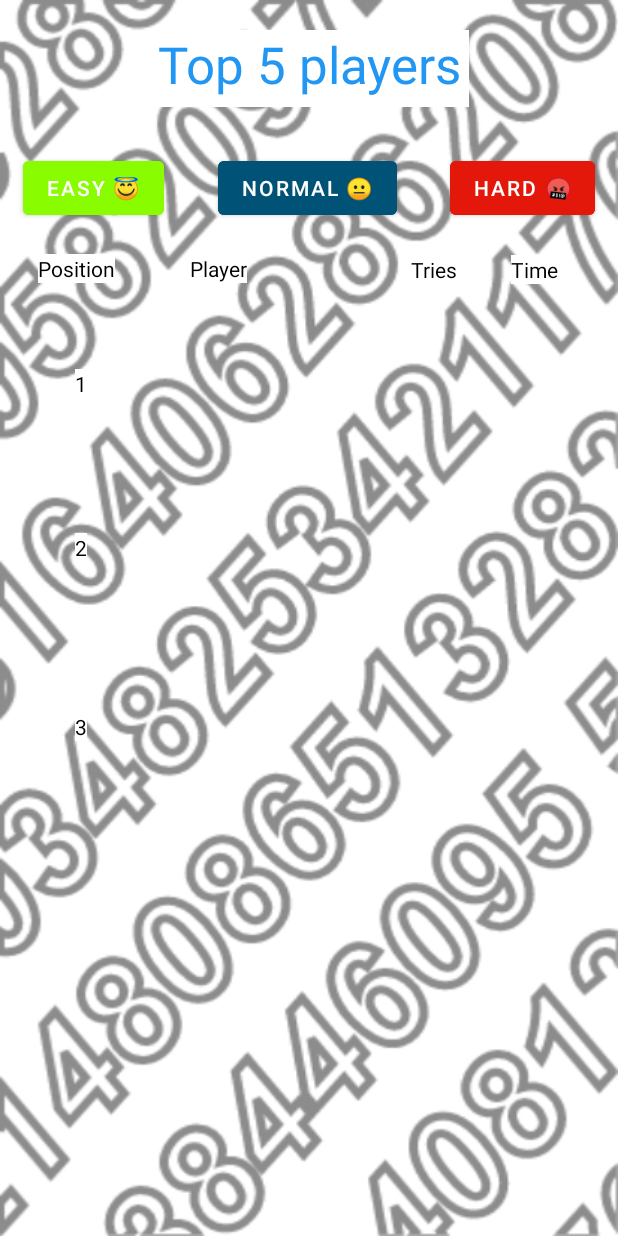
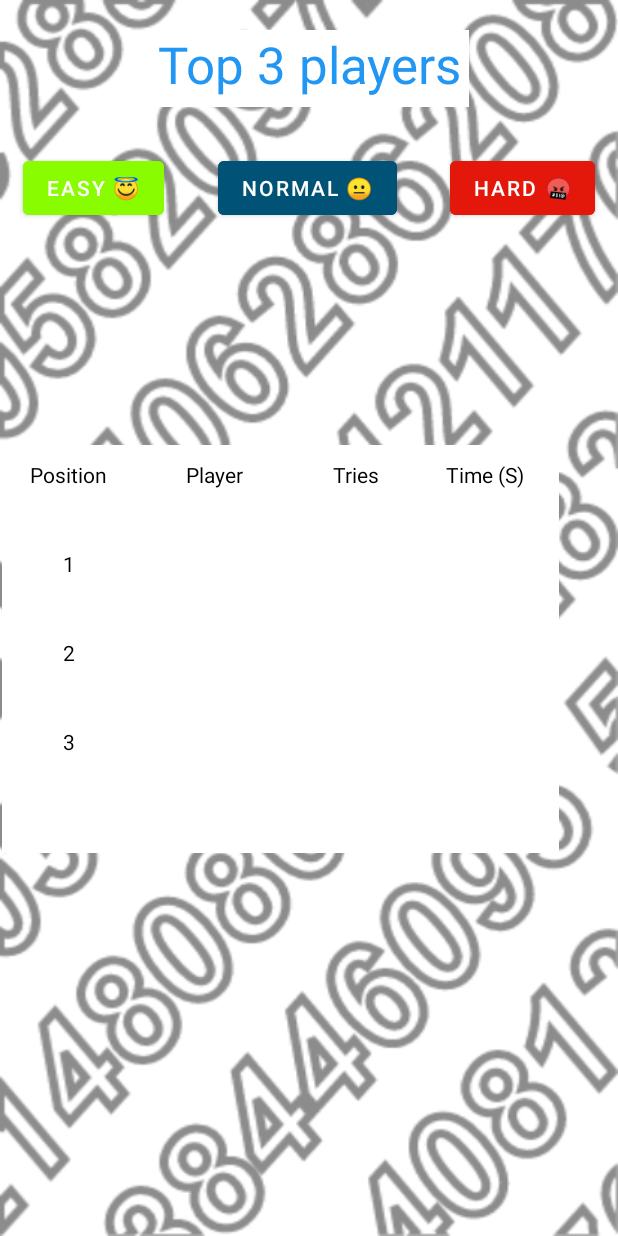
Before and after one commit to MereacreEugen01/Guess_My_Number, an Android app: the Score_Activity screen opened directly, with no data from a screen before it, on a phone screen of 412 x 824 dp. Run offline under Robolectric (Android 15) with nearby library versions, the phone set to English and light mode, and no system bars.

Commit message:
modifica scoreboard

```diff
--- a/app/src/main/java/com/example/guess_my_number/Game_Activity.java
+++ b/app/src/main/java/com/example/guess_my_number/Game_Activity.java
@@ -263,7 +263,8 @@ public class Game_Activity extends AppCompatActivity {
         if(rifGuessView.getText().toString().contains("Nothing") |
                 rifGuessView.getText().toString().contains("Higher") |
                 rifGuessView.getText().toString().contains("Lower") |
-                rifGuessView.getText().toString().contains("Guessed")){
+                rifGuessView.getText().toString().contains("Guessed") |
+                rifGuessView.getText().toString().isEmpty()){
         }else {
             rifGuessView.setText(rifGuessView.getText().toString().substring(0, rifGuessView.getText().toString().length()-1));
            // System.out.println("good: " + rifGuessView.getText().toString());
--- a/app/src/main/res/layout/activity_game.xml
+++ b/app/src/main/res/layout/activity_game.xml
@@ -133,7 +133,7 @@
         android:layout_width="90dp"
         android:layout_height="90dp"
         android:layout_marginTop="13dp"
-        android:layout_marginEnd="28dp"
+        android:layout_marginEnd="30dp"
         android:backgroundTint="#005377"
         android:onClick="onClickDelete"
         android:text="⌫"
--- a/app/src/main/res/layout/activity_score.xml
+++ b/app/src/main/res/layout/activity_score.xml
@@ -8,111 +8,145 @@
     tools:context=".Score_Activity">
 
     <TextView
+        android:id="@+id/textView3"
+        android:layout_width="371dp"
+        android:layout_height="272dp"
+        android:layout_marginStart="1dp"
+        android:layout_marginTop="10dp"
+        android:layout_marginEnd="10dp"
+        android:background="#FFFFFF"
+        android:textColor="#000000"
+        app:layout_constraintBottom_toBottomOf="parent"
+        app:layout_constraintEnd_toEndOf="parent"
+        app:layout_constraintHorizontal_bias="0.0"
+        app:layout_constraintStart_toStartOf="parent"
+        app:layout_constraintTop_toBottomOf="@+id/normalScoreButton"
+        app:layout_constraintVertical_bias="0.35000002" />
+
+    <TextView
         android:id="@+id/top2time"
         android:layout_width="wrap_content"
         android:layout_height="wrap_content"
-        android:layout_marginTop="90dp"
-        android:layout_marginEnd="20dp"
+        android:layout_marginStart="10dp"
+        android:layout_marginTop="40dp"
+        android:layout_marginEnd="15dp"
         android:background="#FFFFFF"
         android:text="TextView"
         android:textColor="#000000"
-        app:layout_constraintEnd_toEndOf="parent"
+        app:layout_constraintEnd_toEndOf="@+id/textView3"
+        app:layout_constraintStart_toStartOf="@+id/guideline7"
         app:layout_constraintTop_toBottomOf="@+id/top1time" />
 
     <TextView
         android:id="@+id/top3time"
         android:layout_width="wrap_content"
         android:layout_height="wrap_content"
-        android:layout_marginTop="100dp"
-        android:layout_marginEnd="20dp"
+        android:layout_marginStart="10dp"
+        android:layout_marginTop="40dp"
+        android:layout_marginEnd="15dp"
         android:background="#FFFFFF"
         android:text="TextView"
         android:textColor="#000000"
-        app:layout_constraintEnd_toEndOf="parent"
+        app:layout_constraintEnd_toEndOf="@+id/textView3"
+        app:layout_constraintStart_toStartOf="@+id/guideline7"
         app:layout_constraintTop_toBottomOf="@+id/top2time" />
 
     <TextView
         android:id="@+id/top1time"
         android:layout_width="wrap_content"
         android:layout_height="wrap_content"
-        android:layout_marginTop="57dp"
-        android:layout_marginEnd="35dp"
+        android:layout_marginStart="10dp"
+        android:layout_marginTop="40dp"
+        android:layout_marginEnd="15dp"
         android:background="#FFFFFF"
         android:text="Cisao"
         android:textColor="#000000"
-        app:layout_constraintEnd_toEndOf="parent"
+        app:layout_constraintEnd_toEndOf="@+id/textView3"
+        app:layout_constraintStart_toStartOf="@+id/guideline7"
         app:layout_constraintTop_toBottomOf="@+id/time" />
 
     <TextView
         android:id="@+id/top2tries"
         android:layout_width="wrap_content"
         android:layout_height="wrap_content"
-        android:layout_marginTop="90dp"
-        android:layout_marginEnd="20dp"
+        android:layout_marginStart="10dp"
+        android:layout_marginTop="40dp"
+        android:layout_marginEnd="10dp"
         android:background="#FFFFFF"
         android:text="TextView"
         android:textColor="#000000"
-        app:layout_constraintEnd_toStartOf="@+id/top2time"
+        app:layout_constraintEnd_toStartOf="@+id/guideline7"
+        app:layout_constraintStart_toStartOf="@+id/guideline3"
         app:layout_constraintTop_toBottomOf="@+id/top1tries" />
 
     <TextView
         android:id="@+id/top3tries"
         android:layout_width="wrap_content"
         android:layout_height="wrap_content"
-        android:layout_marginTop="100dp"
-        android:layout_marginEnd="20dp"
+        android:layout_marginStart="10dp"
+        android:layout_marginTop="40dp"
+        android:layout_marginEnd="10dp"
         android:background="#FFFFFF"
         android:text="TextView"
         android:textColor="#000000"
-        app:layout_constraintEnd_toStartOf="@+id/top3time"
+        app:layout_constraintEnd_toStartOf="@+id/guideline7"
+        app:layout_constraintStart_toStartOf="@+id/guideline3"
         app:layout_constraintTop_toBottomOf="@+id/top2tries" />
 
     <TextView
         android:id="@+id/top1tries"
         android:layout_width="wrap_content"
         android:layout_height="wrap_content"
-        android:layout_marginTop="57dp"
-        android:layout_marginEnd="40dp"
+        android:layout_marginStart="10dp"
+        android:layout_marginTop="40dp"
+        android:layout_marginEnd="10dp"
         android:background="#FFFFFF"
         android:text="Cisao"
         android:textColor="#000000"
-        app:layout_constraintEnd_toStartOf="@+id/top1time"
+        app:layout_constraintEnd_toStartOf="@+id/guideline7"
+        app:layout_constraintStart_toStartOf="@+id/guideline3"
         app:layout_constraintTop_toBottomOf="@+id/tries" />
 
     <TextView
         android:id="@+id/top2name"
         android:layout_width="wrap_content"
         android:layout_height="wrap_content"
-        android:layout_marginStart="60dp"
-        android:layout_marginTop="90dp"
+        android:layout_marginStart="10dp"
+        android:layout_marginTop="40dp"
+        android:layout_marginEnd="10dp"
         android:background="#FFFFFF"
         android:text="TextView"
         android:textColor="#000000"
-        app:layout_constraintStart_toEndOf="@+id/top2"
+        app:layout_constraintEnd_toStartOf="@+id/guideline3"
+        app:layout_constraintStart_toStartOf="@+id/guideline2"
         app:layout_constraintTop_toBottomOf="@+id/top1name" />
 
     <TextView
         android:id="@+id/top3name"
         android:layout_width="wrap_content"
         android:layout_height="wrap_content"
-        android:layout_marginStart="60dp"
-        android:layout_marginTop="100dp"
+        android:layout_marginStart="10dp"
+        android:layout_marginTop="40dp"
+        android:layout_marginEnd="10dp"
         android:background="#FFFFFF"
         android:text="TextView"
         android:textColor="#000000"
-        app:layout_constraintStart_toEndOf="@+id/top3"
+        app:layout_constraintEnd_toStartOf="@+id/guideline3"
+        app:layout_constraintStart_toStartOf="@+id/guideline2"
         app:layout_constraintTop_toBottomOf="@+id/top2name" />
 
     <TextView
         android:id="@+id/top1name"
         android:layout_width="wrap_content"
         android:layout_height="wrap_content"
-        android:layout_marginStart="63dp"
-        android:layout_marginTop="57dp"
+        android:layout_marginStart="10dp"
+        android:layout_marginTop="40dp"
+        android:layout_marginEnd="10dp"
         android:background="#FFFFFF"
         android:text="Cisao"
         android:textColor="#000000"
-        app:layout_constraintStart_toEndOf="@+id/top1"
+        app:layout_constraintEnd_toStartOf="@+id/guideline3"
+        app:layout_constraintStart_toStartOf="@+id/guideline2"
         app:layout_constraintTop_toBottomOf="@+id/name" />
 
     <TextView
@@ -121,7 +155,7 @@
         android:layout_height="51dp"
         android:layout_marginTop="20dp"
         android:background="#FFFFFF"
-        android:text="Top 5 players"
+        android:text="Top 3 players"
         android:textAlignment="center"
         android:textColor="#2196F3"
         android:textSize="34sp"
@@ -171,95 +205,127 @@
         android:id="@+id/position"
         android:layout_width="wrap_content"
         android:layout_height="wrap_content"
-        android:layout_marginStart="25dp"
-        android:layout_marginTop="20dp"
+        android:layout_marginStart="10dp"
+        android:layout_marginTop="10dp"
+        android:layout_marginEnd="10dp"
         android:background="#FFFFFF"
         android:text="Position"
         android:textColor="#000000"
         app:layout_constraintBottom_toBottomOf="parent"
-        app:layout_constraintStart_toStartOf="parent"
-        app:layout_constraintTop_toBottomOf="@+id/normalScoreButton"
+        app:layout_constraintEnd_toStartOf="@+id/guideline2"
+        app:layout_constraintStart_toStartOf="@+id/textView3"
+        app:layout_constraintTop_toTopOf="@+id/textView3"
         app:layout_constraintVertical_bias="0.0" />
 
     <TextView
         android:id="@+id/name"
         android:layout_width="wrap_content"
         android:layout_height="wrap_content"
-        android:layout_marginStart="50dp"
-        android:layout_marginTop="20dp"
+        android:layout_marginStart="10dp"
+        android:layout_marginTop="10dp"
+        android:layout_marginEnd="10dp"
         android:background="#FFFFFF"
         android:text="Player"
         android:textColor="#000000"
         app:layout_constraintBottom_toBottomOf="parent"
-        app:layout_constraintStart_toEndOf="@+id/position"
-        app:layout_constraintTop_toBottomOf="@+id/normalScoreButton"
+        app:layout_constraintEnd_toStartOf="@+id/guideline3"
+        app:layout_constraintStart_toStartOf="@+id/guideline2"
+        app:layout_constraintTop_toTopOf="@+id/textView3"
         app:layout_constraintVertical_bias="0.0" />
 
     <TextView
         android:id="@+id/tries"
         android:layout_width="wrap_content"
         android:layout_height="wrap_content"
-        android:layout_marginStart="50dp"
-        android:layout_marginTop="20dp"
-        android:layout_marginEnd="35dp"
+        android:layout_marginStart="10dp"
+        android:layout_marginTop="10dp"
+        android:layout_marginEnd="10dp"
         android:background="#FFFFFF"
         android:text="Tries"
         android:textColor="#000000"
         app:layout_constraintBottom_toBottomOf="parent"
-        app:layout_constraintEnd_toStartOf="@+id/time"
-        app:layout_constraintHorizontal_bias="1.0"
-        app:layout_constraintStart_toEndOf="@+id/name"
-        app:layout_constraintTop_toBottomOf="@+id/normalScoreButton"
-        app:layout_constraintVertical_bias="0.001" />
+        app:layout_constraintEnd_toStartOf="@+id/guideline7"
+        app:layout_constraintStart_toStartOf="@+id/guideline3"
+        app:layout_constraintTop_toTopOf="@+id/textView3"
+        app:layout_constraintVertical_bias="0.0" />
 
     <TextView
         android:id="@+id/time"
         android:layout_width="wrap_content"
         android:layout_height="wrap_content"
-        android:layout_marginTop="20dp"
-        android:layout_marginEnd="40dp"
+        android:layout_marginStart="10dp"
+        android:layout_marginTop="10dp"
+        android:layout_marginEnd="15dp"
         android:background="#FFFFFF"
-        android:text="Time"
+        android:text="Time (S)"
         android:textColor="#000000"
         app:layout_constraintBottom_toBottomOf="parent"
-        app:layout_constraintEnd_toEndOf="parent"
-        app:layout_constraintTop_toBottomOf="@+id/normalScoreButton"
-        app:layout_constraintVertical_bias="0.001" />
+        app:layout_constraintEnd_toEndOf="@+id/textView3"
+        app:layout_constraintStart_toStartOf="@+id/guideline7"
+        app:layout_constraintTop_toTopOf="@+id/textView3"
+        app:layout_constraintVertical_bias="0.0" />
 
     <TextView
         android:id="@+id/top1"
         android:layout_width="wrap_content"
         android:layout_height="wrap_content"
-        android:layout_marginStart="50dp"
-        android:layout_marginTop="57dp"
+        android:layout_marginStart="10dp"
+        android:layout_marginTop="40dp"
+        android:layout_marginEnd="10dp"
         android:background="#FFFFFF"
         android:text="1"
         android:textColor="#000000"
-        app:layout_constraintStart_toStartOf="parent"
+        app:layout_constraintEnd_toStartOf="@+id/guideline2"
+        app:layout_constraintStart_toStartOf="@+id/textView3"
         app:layout_constraintTop_toBottomOf="@+id/position" />
 
     <TextView
         android:id="@+id/top2"
         android:layout_width="wrap_content"
         android:layout_height="wrap_content"
-        android:layout_marginStart="50dp"
-        android:layout_marginTop="90dp"
+        android:layout_marginStart="10dp"
+        android:layout_marginTop="40dp"
+        android:layout_marginEnd="10dp"
         android:background="#FFFFFF"
         android:text="2"
         android:textColor="#000000"
-        app:layout_constraintStart_toStartOf="parent"
+        app:layout_constraintEnd_toStartOf="@+id/guideline2"
+        app:layout_constraintStart_toStartOf="@+id/textView3"
         app:layout_constraintTop_toBottomOf="@+id/top1" />
 
     <TextView
         android:id="@+id/top3"
         android:layout_width="wrap_content"
         android:layout_height="wrap_content"
-        android:layout_marginStart="50dp"
-        android:layout_marginTop="100dp"
+        android:layout_marginStart="10dp"
+        android:layout_marginTop="40dp"
+        android:layout_marginEnd="10dp"
         android:background="#FFFFFF"
         android:text="3"
         android:textColor="#000000"
-        app:layout_constraintStart_toStartOf="parent"
+        app:layout_constraintEnd_toStartOf="@+id/guideline2"
+        app:layout_constraintStart_toStartOf="@+id/textView3"
         app:layout_constraintTop_toBottomOf="@+id/top2" />
 
+    <androidx.constraintlayout.widget.Guideline
+        android:id="@+id/guideline2"
+        android:layout_width="wrap_content"
+        android:layout_height="wrap_content"
+        android:orientation="vertical"
+        app:layout_constraintGuide_begin="90dp" />
+
+    <androidx.constraintlayout.widget.Guideline
+        android:id="@+id/guideline3"
+        android:layout_width="wrap_content"
+        android:layout_height="wrap_content"
+        android:orientation="vertical"
+        app:layout_constraintGuide_begin="196dp" />
+
+    <androidx.constraintlayout.widget.Guideline
+        android:id="@+id/guideline7"
+        android:layout_width="wrap_content"
+        android:layout_height="wrap_content"
+        android:orientation="vertical"
+        app:layout_constraintGuide_begin="279dp" />
+
 </androidx.constraintlayout.widget.ConstraintLayout>
```
